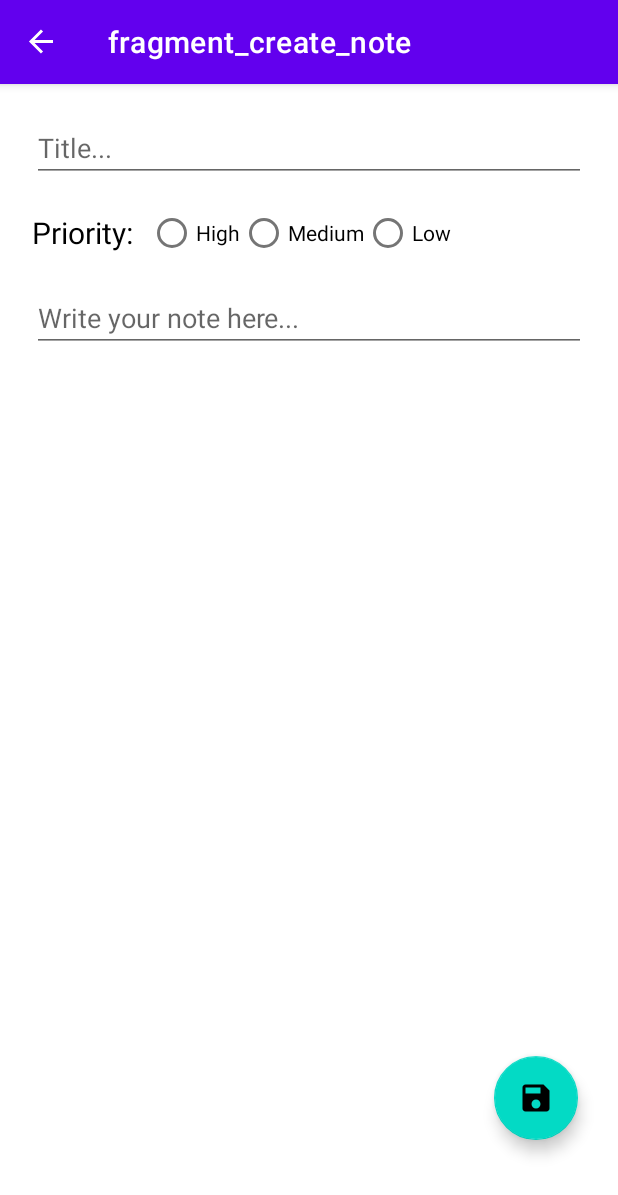
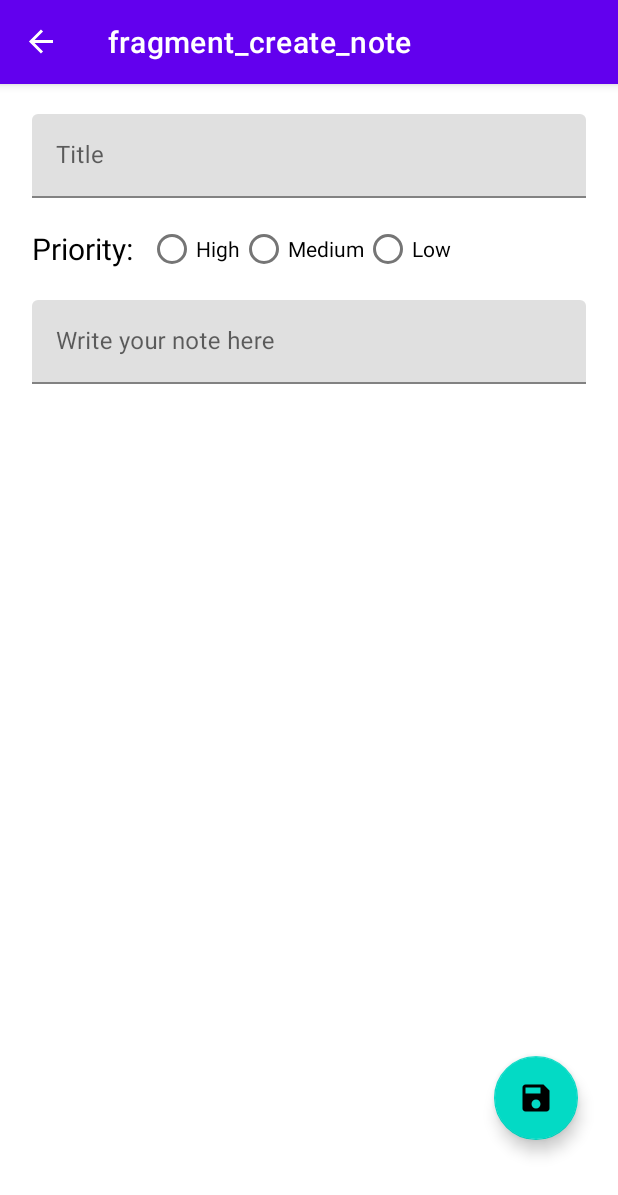
Before and after one commit to MickaelAlexsander/FirstProject-NoteApp, an Android app: the AddNoteFragment screen opened through its navigation route, on a phone screen of 412 x 824 dp. Shown: the top 1195 px of the screen. Run offline under Robolectric (Android 15) with nearby library versions, the phone set to English and light mode, and no system bars; our stand-ins replace navigation-ui.

Commit message:
change on add note ui

```diff
--- a/app/build.gradle
+++ b/app/build.gradle
@@ -62,5 +62,7 @@ dependencies {
     kapt "androidx.room:room-compiler:$room_version"
     implementation "androidx.room:room-ktx:$room_version"
 
+    // Material design
+    implementation 'com.google.android.material:material:1.6.1'
 
 }
--- a/app/src/main/java/com/example/noteapp/data/NoteDao.kt
+++ b/app/src/main/java/com/example/noteapp/data/NoteDao.kt
@@ -8,6 +8,15 @@ interface NoteDao {
     @Query("SELECT * FROM note ORDER BY date DESC")
     fun getNotes(): Flow<List<Note>>
 
+    @Query("SELECT * FROM note WHERE priority = 'high'")
+    fun getHighPriority(): Flow<List<Note>>
+
+    @Query("SELECT * FROM note WHERE priority = 'medium'")
+    fun getMediumPriority(): Flow<List<Note>>
+
+    @Query("SELECT * FROM note WHERE priority = 'low'")
+    fun getLowPriority(): Flow<List<Note>>
+
     @Query("SELECT * from note WHERE id = :id")
     fun getNote(id: Int): Flow<Note>
 
@@ -17,6 +26,9 @@ interface NoteDao {
     @Update
     suspend fun update(note: Note)
 
+    @Query("DELETE from note where id = :id")
+    fun deleteNote(id: Int)
+
     @Delete
     suspend fun delete(note: Note)
 }
--- a/app/src/main/java/com/example/noteapp/ui/adapter/NoteListAdapter.kt
+++ b/app/src/main/java/com/example/noteapp/ui/adapter/NoteListAdapter.kt
@@ -1,6 +1,5 @@
 package com.example.noteapp.ui.adapter
 
-import android.content.ClipData
 import android.view.LayoutInflater
 import android.view.ViewGroup
 import androidx.recyclerview.widget.DiffUtil
--- a/app/src/main/java/com/example/noteapp/ui/fragment/AddNoteFragment.kt
+++ b/app/src/main/java/com/example/noteapp/ui/fragment/AddNoteFragment.kt
@@ -42,8 +42,8 @@ class AddNoteFragment : Fragment() {
         }
 
         return viewModel.isEntryValid(
-            binding.inputTitle.text.toString(),
-            binding.inputDesc.text.toString(),
+            binding.inputTitle.editText.toString(),
+            binding.inputDesc.editText.toString(),
             priority
         )
     }
@@ -55,8 +55,8 @@ class AddNoteFragment : Fragment() {
         }
         if (isEntryValid()) {
             viewModel.addNewNote(
-                binding.inputTitle.text.toString(),
-                binding.inputDesc.text.toString(),
+                binding.inputTitle.editText?.getText().toString(),
+                binding.inputDesc.editText?.getText().toString(),
                 priority
             )
             val action = AddNoteFragmentDirections.actionCreateNoteFragmentToNoteListFragment()
--- a/app/src/main/java/com/example/noteapp/ui/fragment/NoteDetailFragment.kt
+++ b/app/src/main/java/com/example/noteapp/ui/fragment/NoteDetailFragment.kt
@@ -117,7 +117,7 @@ class NoteDetailFragment : Fragment() {
     }
     private fun showConfirmationDialog() {
         MaterialAlertDialogBuilder(requireContext())
-            .setTitle(getString(android.R.string.dialog_alert_title))
+            .setTitle(getString(R.string.alert))
             .setMessage(getString(R.string.delete_question))
             .setCancelable(false)
             .setNegativeButton(getString(R.string.no)) { _, _ -> }
--- a/app/src/main/java/com/example/noteapp/ui/fragment/NoteListFragment.kt
+++ b/app/src/main/java/com/example/noteapp/ui/fragment/NoteListFragment.kt
@@ -46,6 +46,8 @@ class NoteListFragment : Fragment() {
             }
         }
 
+
+
         binding.recycleView.layoutManager = LinearLayoutManager(this.context)
         binding.createNoteButton.setOnClickListener {
             val action = NoteListFragmentDirections.actionNoteListFragmentToCreateNoteFragment()
--- a/app/src/main/java/com/example/noteapp/viewmodel/InventoryViewModel.kt
+++ b/app/src/main/java/com/example/noteapp/viewmodel/InventoryViewModel.kt
@@ -15,6 +15,12 @@ import java.time.format.DateTimeFormatter
 class InventoryViewModel(private val noteDao: NoteDao): ViewModel() {
 
     val allItems: LiveData<List<Note>> = noteDao.getNotes().asLiveData()
+
+    val highPriorityNote: LiveData<List<Note>> = noteDao.getHighPriority().asLiveData()
+
+    val mediumPriorityNote: LiveData<List<Note>> = noteDao.getMediumPriority().asLiveData()
+
+    val lowPriorityNote: LiveData<List<Note>> = noteDao.getLowPriority().asLiveData()
 
 
     /**
--- a/app/src/main/res/layout/fragment_add_note.xml
+++ b/app/src/main/res/layout/fragment_add_note.xml
@@ -11,12 +11,19 @@
        android:orientation="vertical"
        android:layout_margin="10dp">
 
-       <EditText
+       <com.google.android.material.textfield.TextInputLayout
            android:id="@+id/inputTitle"
            android:layout_width="match_parent"
            android:layout_height="wrap_content"
-           android:hint="Title..."
-           android:layout_margin="10dp"/>
+           android:layout_margin="10dp"
+           android:hint="@string/title">
+
+           <com.google.android.material.textfield.TextInputEditText
+               android:layout_width="match_parent"
+               android:layout_height="wrap_content" />
+
+       </com.google.android.material.textfield.TextInputLayout>
+
 
        <LinearLayout
            android:layout_width="match_parent"
@@ -26,8 +33,8 @@
            <TextView
                android:layout_width="wrap_content"
                android:layout_height="wrap_content"
-               android:text="Priority:"
-               android:textSize="20dp"
+               android:text="@string/priority"
+               android:textSize="20sp"
                android:layout_margin="10dp"
                android:textColor="@color/black"/>
 
@@ -55,13 +62,21 @@
 
        </LinearLayout>
 
-       <EditText
+       <com.google.android.material.textfield.TextInputLayout
            android:id="@+id/inputDesc"
            android:layout_width="match_parent"
            android:layout_height="wrap_content"
            android:layout_margin="10dp"
-           android:gravity="start"
-           android:hint="@string/inputDesc"/>
+           android:hint="@string/inputDesc">
+
+           <com.google.android.material.textfield.TextInputEditText
+               android:layout_width="match_parent"
+               android:layout_height="wrap_content"
+               />
+
+       </com.google.android.material.textfield.TextInputLayout>
+
+
 
    </LinearLayout>
 
--- a/app/src/main/res/values/colors.xml
+++ b/app/src/main/res/values/colors.xml
@@ -7,4 +7,5 @@
     <color name="teal_700">#FF018786</color>
     <color name="black">#FF000000</color>
     <color name="white">#FFFFFFFF</color>
+    <color name="input_text">#C2C8DC</color>
 </resources>
--- a/app/src/main/res/values/strings.xml
+++ b/app/src/main/res/values/strings.xml
@@ -6,10 +6,12 @@
     <string name="high">High</string>
     <string name="medium">Medium</string>
     <string name="low">Low</string>
-    <string name="inputDesc">Write your note here...</string>
-    <string name="title">Title...</string>
+    <string name="inputDesc">Write your note here</string>
+    <string name="title">Title</string>
     <string name="delete_note_btn">delete note</string>
+    <string name="alert">Attention</string>
     <string name="delete_question">Are you sure you want delete this note?</string>
     <string name="yes">Yes</string>
     <string name="no">No</string>
+    <string name="priority">Priority:</string>
 </resources>
--- a/build.gradle
+++ b/build.gradle
@@ -15,6 +15,7 @@ buildscript {
     }
     repositories {
         google()
+        jcenter()
         mavenCentral()
     }
     dependencies {
```
